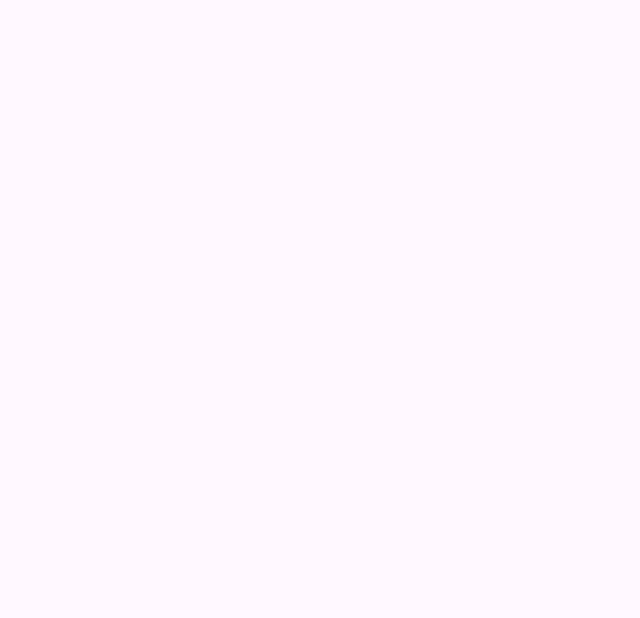
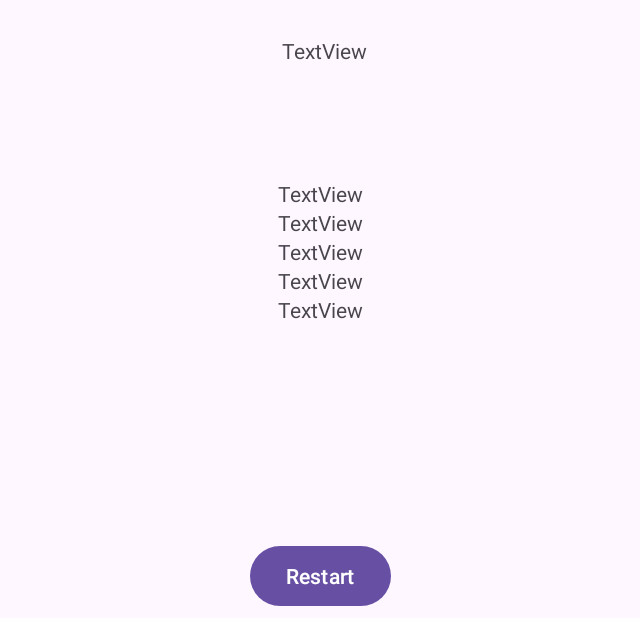
Before and after one commit to peacebypieces/CS2340A_Team31, an Android app: the GameEndActivity screen opened directly, with no data from a screen before it, on a phone screen of 824 x 412 dp (held sideways). Before the commit the part shown is empty. Shown: the whole screen, without its empty margins (295-935 px from the left). Run offline under Robolectric (Android 15) with nearby library versions, the phone set to English and light mode, and no system bars.

Commit message:
added leaderBoard frontEnd

```diff
--- a/app/src/main/java/com/example/cs2340a_team31/GameActivity.java
+++ b/app/src/main/java/com/example/cs2340a_team31/GameActivity.java
@@ -65,10 +65,5 @@ public class GameActivity extends AppCompatActivity {
             finish();
         });
 
-        restartButton.setOnClickListener(v -> {
-            Intent intent = new Intent(GameActivity.this, GameStartActivity.class);
-            startActivity(intent);
-            finish();
-        });
     }
 }
--- a/app/src/main/java/com/example/cs2340a_team31/GameEndActivity.java
+++ b/app/src/main/java/com/example/cs2340a_team31/GameEndActivity.java
@@ -1,6 +1,39 @@
 package com.example.cs2340a_team31;
+
+import android.content.Intent;
+import android.os.Bundle;
+import android.widget.Button;
+import android.widget.TextView;
 
 import androidx.appcompat.app.AppCompatActivity;
 
 public class GameEndActivity extends AppCompatActivity {
+
+        @Override
+        protected void onCreate(Bundle savedInstanceState) {
+            super.onCreate(savedInstanceState);
+            setContentView(R.layout.end_screen);
+            TextView currentScore =  findViewById(R.id.currentScore);
+            TextView leaderBoard1 = findViewById(R.id.leaderBoard1);
+            TextView leaderBoard2 = findViewById(R.id.leaderBoard2);
+            TextView leaderBoard3 = findViewById(R.id.leaderBoard3);
+            TextView leaderBoard4 = findViewById(R.id.leaderBoard4);
+            TextView leaderBoard5 = findViewById(R.id.leaderBoard5);
+
+
+
+
+            Button restartButton = findViewById(R.id.restartBtn);
+
+
+
+
+            restartButton.setOnClickListener(v -> {
+                Intent intent = new Intent(GameEndActivity.this, GameStartActivity.class);
+                startActivity(intent);
+                finish();
+            });
+        }
+
+
 }
--- a/app/src/main/res/layout/end_screen.xml
+++ b/app/src/main/res/layout/end_screen.xml
@@ -5,47 +5,80 @@
     android:layout_width="match_parent"
     android:layout_height="match_parent">
 
-    <TextView
-        android:id="@+id/textView3"
+    <Button
+        android:id="@+id/restartBtn"
         android:layout_width="wrap_content"
         android:layout_height="wrap_content"
-        android:layout_marginStart="176dp"
-        android:layout_marginTop="149dp"
-        android:layout_marginEnd="181dp"
-        android:layout_marginBottom="563dp"
-        android:text="@string/win"
+        android:layout_gravity="center_horizontal"
+        android:layout_marginBottom="4dp"
+        android:text="Restart"
         app:layout_constraintBottom_toBottomOf="parent"
         app:layout_constraintEnd_toEndOf="parent"
+        app:layout_constraintHorizontal_bias="0.498"
+        app:layout_constraintStart_toStartOf="parent" />
+
+    <TextView
+        android:id="@+id/currentScore"
+        android:layout_width="wrap_content"
+        android:layout_height="wrap_content"
+        android:layout_marginTop="24dp"
+        android:text="TextView"
+        app:layout_constraintEnd_toEndOf="parent"
+        app:layout_constraintHorizontal_bias="0.501"
         app:layout_constraintStart_toStartOf="parent"
         app:layout_constraintTop_toTopOf="parent" />
 
     <TextView
-        android:id="@+id/textView4"
+        android:id="@+id/leaderBoard5"
         android:layout_width="wrap_content"
         android:layout_height="wrap_content"
-        android:layout_marginStart="176dp"
-        android:layout_marginEnd="192dp"
-        android:layout_marginBottom="544dp"
-        android:text="Score: 0"
-        app:layout_constraintBottom_toBottomOf="parent"
+        android:text="TextView"
+        app:layout_constraintBottom_toTopOf="@+id/restartBtn"
         app:layout_constraintEnd_toEndOf="parent"
-        app:layout_constraintHorizontal_bias="0.0"
+        app:layout_constraintHorizontal_bias="0.498"
         app:layout_constraintStart_toStartOf="parent"
-        app:layout_constraintTop_toBottomOf="@+id/textView3"
-        app:layout_constraintVertical_bias="1.0" />
+        app:layout_constraintTop_toBottomOf="@+id/leaderBoard4"
+        app:layout_constraintVertical_bias="0.0" />
 
     <TextView
-        android:id="@+id/textView5"
+        android:id="@+id/leaderBoard1"
         android:layout_width="wrap_content"
         android:layout_height="wrap_content"
-        android:layout_marginStart="127dp"
-        android:layout_marginTop="169dp"
-        android:layout_marginEnd="128dp"
-        android:layout_marginBottom="356dp"
-        android:text="(insert leaderboard here)"
-        app:layout_constraintBottom_toBottomOf="parent"
+        android:layout_marginTop="76dp"
+        android:text="TextView"
         app:layout_constraintEnd_toEndOf="parent"
+        app:layout_constraintHorizontal_bias="0.498"
         app:layout_constraintStart_toStartOf="parent"
-        app:layout_constraintTop_toBottomOf="@+id/textView4" />
+        app:layout_constraintTop_toBottomOf="@+id/currentScore" />
+
+    <TextView
+        android:id="@+id/leaderBoard2"
+        android:layout_width="wrap_content"
+        android:layout_height="wrap_content"
+        android:text="TextView"
+        app:layout_constraintEnd_toEndOf="parent"
+        app:layout_constraintHorizontal_bias="0.498"
+        app:layout_constraintStart_toStartOf="parent"
+        app:layout_constraintTop_toBottomOf="@+id/leaderBoard1" />
+
+    <TextView
+        android:id="@+id/leaderBoard3"
+        android:layout_width="wrap_content"
+        android:layout_height="wrap_content"
+        android:text="TextView"
+        app:layout_constraintEnd_toEndOf="parent"
+        app:layout_constraintHorizontal_bias="0.498"
+        app:layout_constraintStart_toStartOf="parent"
+        app:layout_constraintTop_toBottomOf="@+id/leaderBoard2" />
+
+    <TextView
+        android:id="@+id/leaderBoard4"
+        android:layout_width="wrap_content"
+        android:layout_height="wrap_content"
+        android:text="TextView"
+        app:layout_constraintEnd_toEndOf="parent"
+        app:layout_constraintHorizontal_bias="0.498"
+        app:layout_constraintStart_toStartOf="parent"
+        app:layout_constraintTop_toBottomOf="@+id/leaderBoard3" />
 
 </androidx.constraintlayout.widget.ConstraintLayout>
```
Also changed, not shown: app/src/main/java/com/example/cs2340a_team31/LeaderBoard.java (added, +24 -0 lines), app/src/main/res/layout/game_screen.xml (+3 -14 lines).
